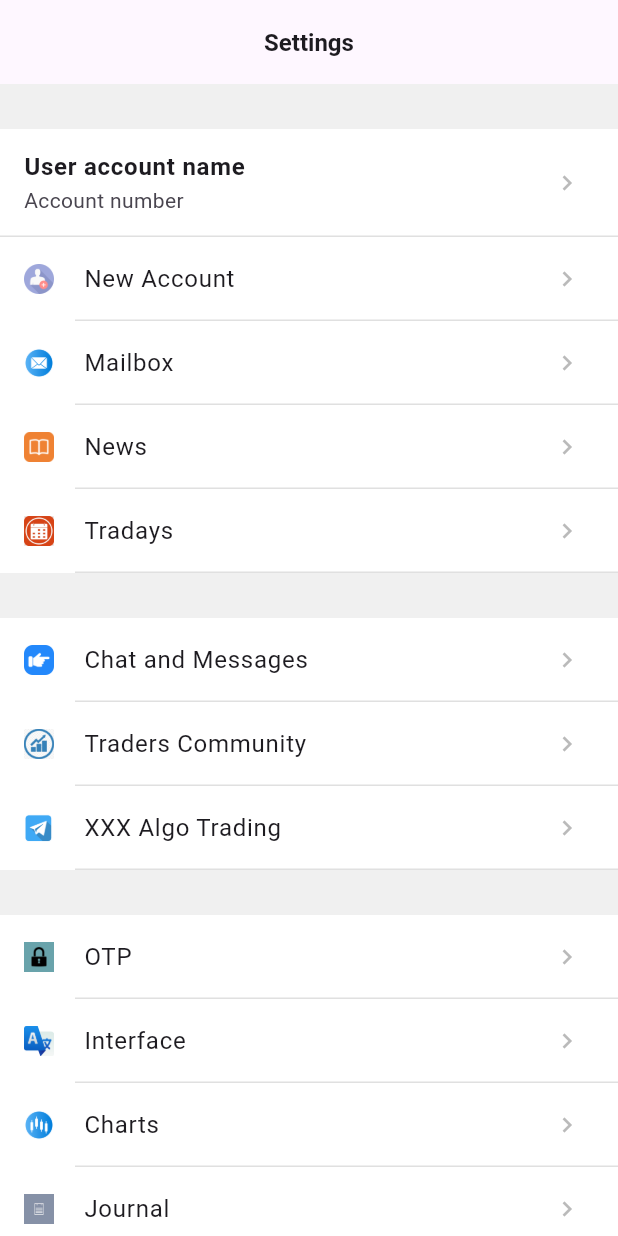
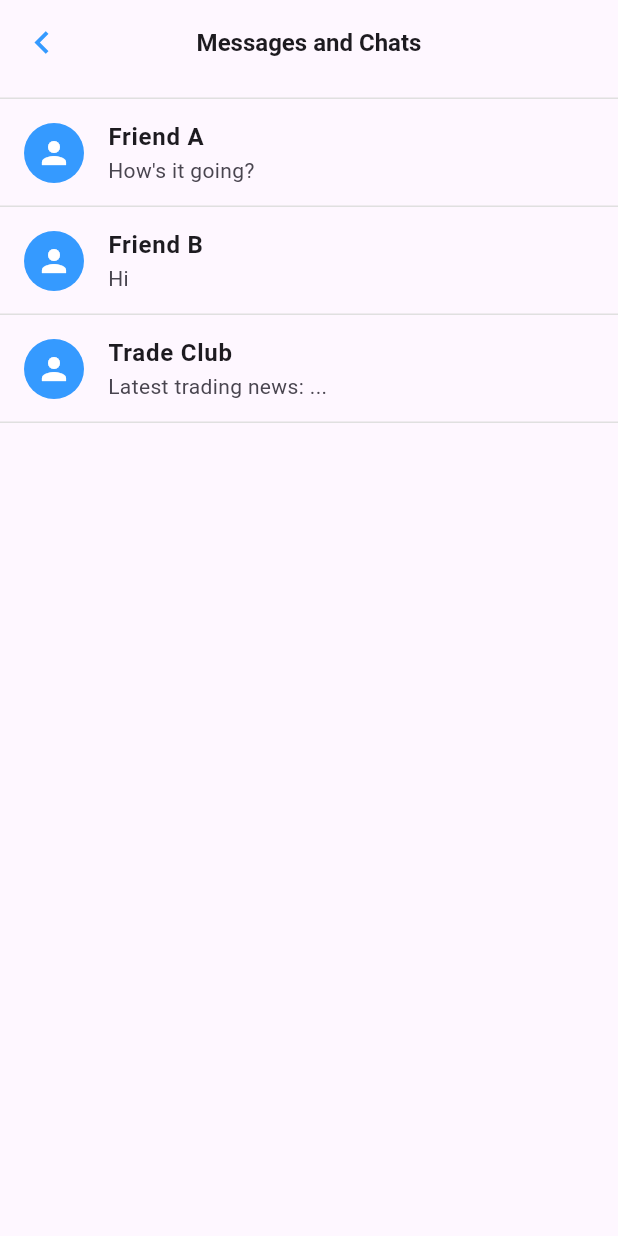
Before and after one commit to ybteo/trading_platform_app, a Flutter app: the SettingsPage screen opened directly, after a tap on "Chat and Messages", on a phone screen of 412 x 824 dp. Run offline on Flutter 3.47's test engine with Material 3 defaults, Android fonts, the light colour scheme and no system bars; our stand-ins replace flutter_colorpicker, flutter_dotenv, get, shared_preferences, syncfusion_flutter_charts; accounts and stored records are empty; Roboto replaces fonts that are missing (SFPro).

Commit message:
message part update

```diff
--- /dev/null
+++ b/trading_app/lib/pages/settings_pages/message_page.dart
@@ -0,0 +1,71 @@
+import 'package:flutter/material.dart';
+import 'package:trading_app/const/constant.dart';
+import 'package:trading_app/const/textstyle.dart';
+import 'package:trading_app/pages/settings_pages/message_chat.dart';
+
+class MessagePage extends StatefulWidget {
+  const MessagePage({super.key});
+
+  @override
+  State<MessagePage> createState() => _MessagePageState();
+}
+
+class _MessagePageState extends State<MessagePage> {
+  @override
+  Widget build(BuildContext context) {
+    return Scaffold(
+      appBar: AppBar(//link to chat and message page
+        title: const Text('Messages and Chats', style: bodyMBold),
+        centerTitle: true,
+        leading: IconButton(
+          icon: Icon(Icons.keyboard_arrow_left, size: 30, color: blue),
+          onPressed: (){
+            Navigator.pop(context);
+          },
+        ),
+      ),
+
+      body: ListView(
+        children: [
+          const SizedBox(height: 10),
+          Divider(thickness: 1, height: 0, color: grey.shade300),
+          _chatDisplay('Friend A', 'How\'s it going?'),
+          _chatDisplay('Friend B', 'Hi'),
+          _chatDisplay('Trade Club', 'Latest trading news: ...'),
+
+        ],
+      )
+    );
+  }
+
+  //widget for chat display
+
+  Widget _chatDisplay(String title, String latestMessage){
+    return Column(
+      children: [
+        ListTile(
+          leading: CircleAvatar(
+            backgroundColor: blue.shade400,
+            child: const Icon(Icons.person, color: Colors.white),
+
+          ),
+          title: Text(title, style: bodyMBold),
+          subtitle: Text(latestMessage, style: bodySRegular),
+          onTap: () {
+            Navigator.push(
+              context,
+              MaterialPageRoute(
+                builder: (context)=> const MessageAndChatPage(),
+              ),
+            );
+          },
+        ),
+        Divider(thickness: 1, height: 0, color: grey.shade300),
+      ],
+    );
+  }
+
+
+
+
+}
--- a/trading_app/lib/pages/settingspage.dart
+++ b/trading_app/lib/pages/settingspage.dart
@@ -6,6 +6,7 @@ import 'package:trading_app/pages/settings_pages/general_settings.dart';
 import 'package:trading_app/pages/settings_pages/journal.dart';
 import 'package:trading_app/pages/settings_pages/languages_page.dart';
 import 'package:trading_app/pages/settings_pages/mailnbox.dart';
+import 'package:trading_app/pages/settings_pages/message_page.dart';
 import 'package:trading_app/pages/settings_pages/news_page.dart';
 import 'package:trading_app/widget/settingsDetails.dart';
 
@@ -89,7 +90,14 @@ class _SettingsPageState extends State<SettingsPage> {
 
               SettingsDetails(
                 topic: 'Chat and Messages',
-                onPress: (){},
+                onPress: (){
+                  Navigator.push(
+                    context,
+                    MaterialPageRoute(
+                      builder: (context)=> const MessagePage(),
+                    ),
+                  );
+                },
                 imageIcon: 'assets/image/chat_right_icon.png'
               ),
               Divider(thickness: 1, color: grey.shade300, height: 0, indent: 50),
@@ -172,7 +180,6 @@ class _SettingsPageState extends State<SettingsPage> {
               const SizedBox(height: 30),
 
 
-
             ],
           ),
         ),
--- a/trading_app/pubspec.yaml
+++ b/trading_app/pubspec.yaml
@@ -51,6 +51,7 @@ dependencies:
   currency_picker: ^2.0.21
   web_socket: ^0.1.6
   web_socket_channel: ^3.0.2
+  # share_plus: ^10.0.0
   # flutter_toggle_tab: ^1.5.1
 
 dev_dependencies:
```
Also changed, not shown: trading_app/lib/pages/settings_pages/chart_bubble.dart (added, +43 -0 lines), trading_app/lib/pages/settings_pages/message_chat.dart (+103 -5 lines).
